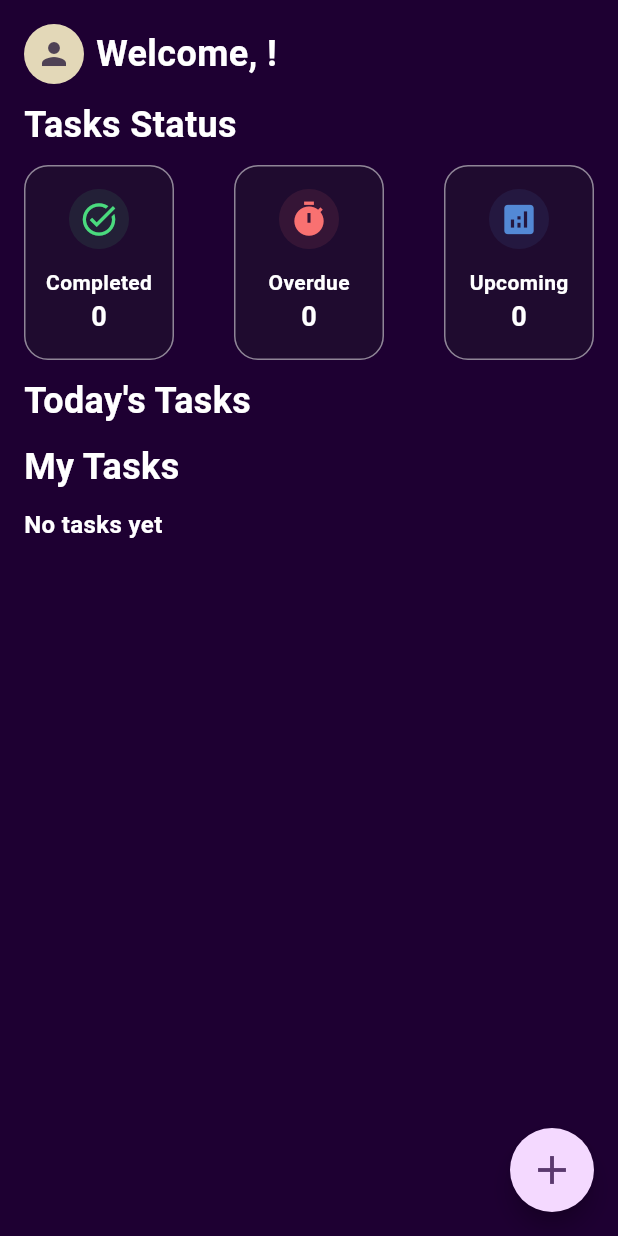
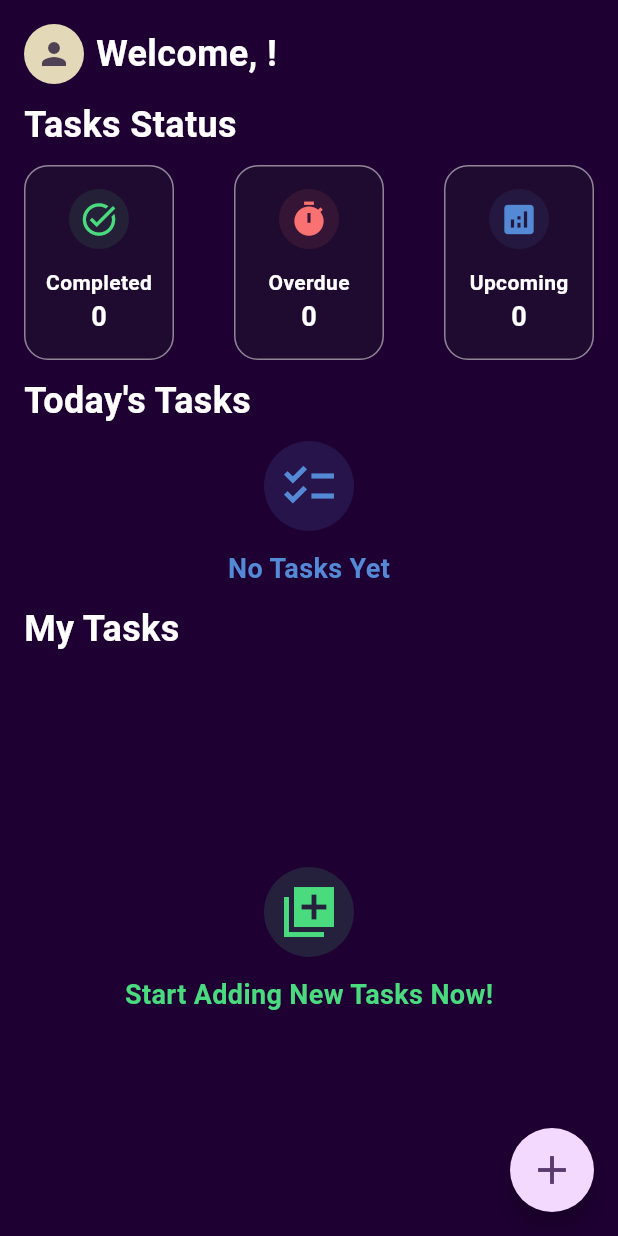
Before and after one commit to MariamAdelMM/TaskFlow, a Flutter app: the HomeScreen screen opened by its route, on a phone screen of 412 x 824 dp. Run offline on Flutter 3.47's test engine with Material 3 defaults, Android fonts, the phone set to English and light mode, and no system bars; our stand-ins replace flutter_riverpod, shared_preferences; accounts and stored records are empty.

Commit message:
feat:edit task

```diff
--- a/task_flow/lib/main.dart
+++ b/task_flow/lib/main.dart
@@ -1,5 +1,6 @@
 import 'package:flutter/material.dart';
 import 'package:flutter_riverpod/flutter_riverpod.dart';
+import 'package:task_flow/screens/edit.dart';
 import 'package:task_flow/screens/home.dart';
 import 'package:task_flow/screens/login.dart';
 import 'package:task_flow/screens/register.dart';
@@ -48,6 +49,7 @@ class MyApp extends StatelessWidget {
         '/login': (context) => const LoginScreen(),
         '/register': (context) => const RegisterScreen(),
         '/tabs': (context) => const Tabs(),
+        '/edit': (context) => const EditTasksScreen(),
       },
     );
   }
--- a/task_flow/lib/screens/home.dart
+++ b/task_flow/lib/screens/home.dart
@@ -117,6 +117,40 @@ class _HomeScreenState extends State<HomeScreen> {
                     ),
                     const SizedBox(height: 10),
 
+                    Center(
+                      child: Column(
+                        mainAxisAlignment: MainAxisAlignment.center,
+                        children: [
+                          Container(
+                            width: 60,
+                            height: 60,
+                            decoration: BoxDecoration(
+                              shape: BoxShape.circle,
+                              color: Color(0xFF5389d5).withOpacity(0.15),
+                            ),
+                            child: const Center(
+                              child: Icon(
+                                Icons.checklist_outlined,
+                                size: 40,
+                                color: Color(0xFF5389d5),
+                              ),
+                            ),
+                          ),
+                          const SizedBox(height: 12),
+                          const Text(
+                            'No Tasks Yet',
+                            style: TextStyle(
+                              color: Color(0xFF5389d5),
+                              fontSize: 18,
+                              fontWeight: FontWeight.bold,
+                            ),
+                          ),
+                        ],
+                      ),
+                    ),
+
+                    const SizedBox(height: 10),
+
                     Text(
                       'My Tasks',
                       style: const TextStyle(
--- a/task_flow/lib/widgets/TaskList.dart
+++ b/task_flow/lib/widgets/TaskList.dart
@@ -11,12 +11,35 @@ class TaskList extends ConsumerWidget {
     final tasks = ref.watch(taskProvider);
 
     if (tasks.isEmpty) {
-      return Text(
-        'No tasks yet',
-        style: TextStyle(
-          color: Colors.white,
-          fontSize: 16,
-          fontWeight: FontWeight.bold,
+      return Center(
+        child: Column(
+          mainAxisAlignment: MainAxisAlignment.center,
+          children: [
+            Container(
+              width: 60,
+              height: 60,
+              decoration: BoxDecoration(
+                shape: BoxShape.circle,
+                color: Color(0xFF4ADB7E).withOpacity(0.15),
+              ),
+              child: const Center(
+                child: Icon(
+                  Icons.add_to_photos_sharp,
+                  size: 40,
+                  color: Color(0xFF4ADB7E),
+                ),
+              ),
+            ),
+            const SizedBox(height: 12),
+            const Text(
+              'Start Adding New Tasks Now!',
+              style: TextStyle(
+                color: Color(0xFF4ADB7E),
+                fontSize: 18,
+                fontWeight: FontWeight.bold,
+              ),
+            ),
+          ],
         ),
       );
     }
```
Also changed, not shown: task_flow/lib/screens/edit.dart (added, +463 -0 lines), task_flow/lib/screens/tasks.dart (+23 -25 lines).
